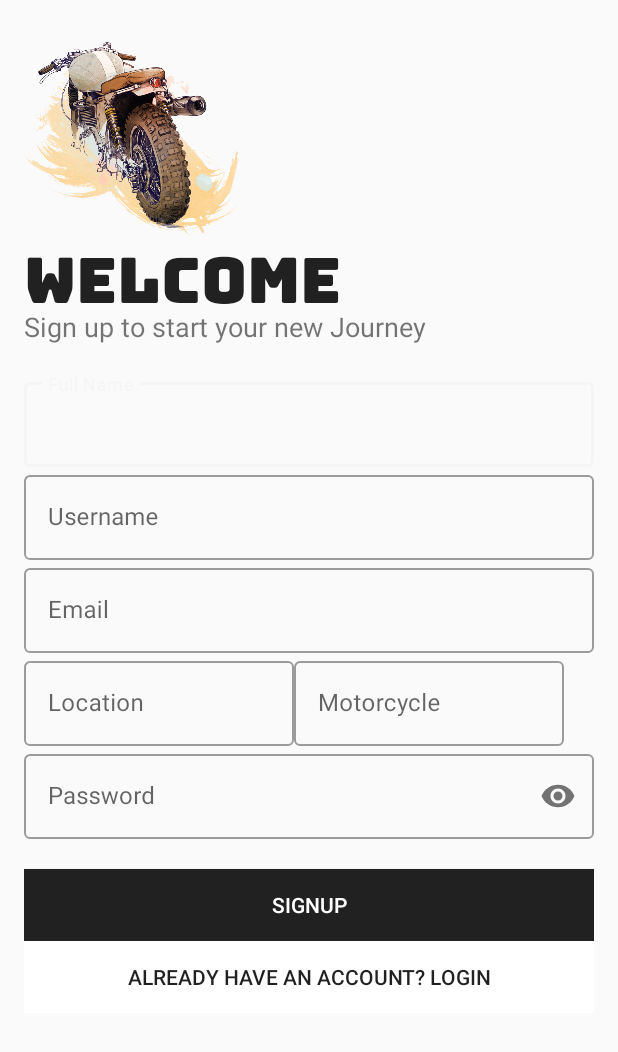
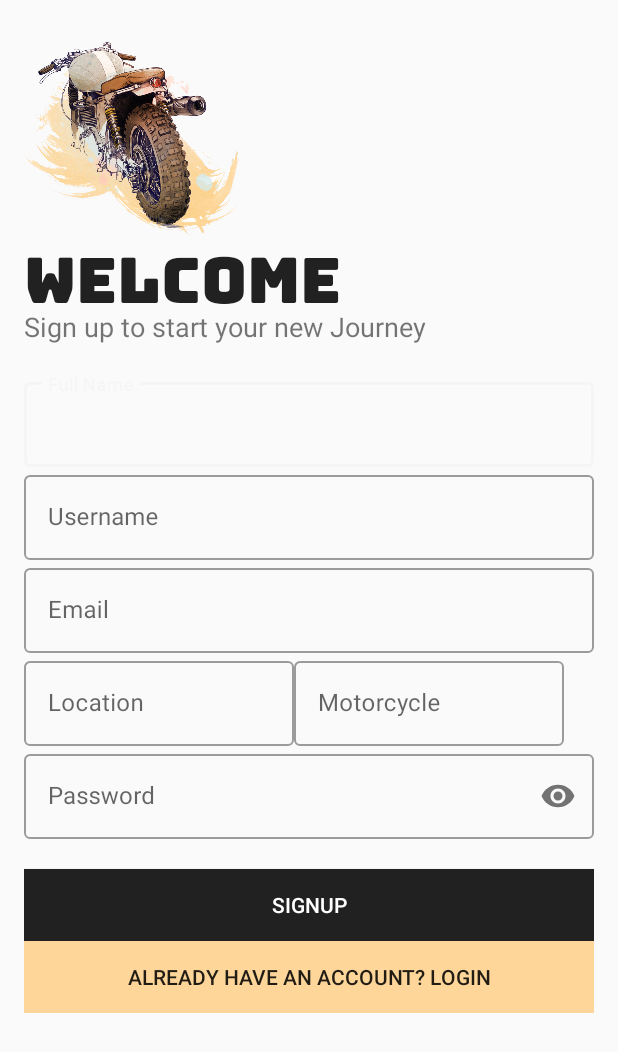
Before and after one commit to NNCoelho/MotorSport, an Android app: the screen it shows after launch (SignupActivity), after a tap on "NEW USER? SIGN UP!", on a phone screen of 412 x 824 dp. Shown: the top 1052 px of the screen. Run offline under Robolectric (Android 15) with nearby library versions, the phone set to English and light mode, and no system bars; our stand-ins replace Firebase (no records; nobody signed in at launch, a user with empty details on screens opened directly).

Commit message:
Reformat and rearrange code

```diff
--- a/app/src/main/java/com/coelho/motorsport/LoginActivity.java
+++ b/app/src/main/java/com/coelho/motorsport/LoginActivity.java
@@ -32,8 +32,8 @@ public class LoginActivity extends AppCompatActivity {
         imageMoto = findViewById(R.id.imageMoto);
         welcomeText = findViewById(R.id.welcomeBack);
         loginMessage = findViewById(R.id.loginContinue);
-        username = findViewById(R.id.username);
-        password = findViewById(R.id.password);
+        username = findViewById(R.id.usernameLogin);
+        password = findViewById(R.id.passwordLogin);
 
         btnNewUser.setOnClickListener(new View.OnClickListener() {
             @Override
--- a/app/src/main/java/com/coelho/motorsport/MainActivity.java
+++ b/app/src/main/java/com/coelho/motorsport/MainActivity.java
@@ -33,7 +33,7 @@ public class MainActivity extends AppCompatActivity {
         botttomAnim = AnimationUtils.loadAnimation(this, R.anim.bottom_animation);
 
         // HOOKS
-        motoCaferacer = findViewById(R.id.caferacer);
+        motoCaferacer = findViewById(R.id.imageMoto);
         logo = findViewById(R.id.motorsportTitle);
         slogan = findViewById(R.id.motorsportSlogan);
 
--- a/app/src/main/java/com/coelho/motorsport/SignupActivity.java
+++ b/app/src/main/java/com/coelho/motorsport/SignupActivity.java
@@ -119,11 +119,11 @@ public class SignupActivity extends AppCompatActivity {
         regName = findViewById(R.id.signupFullname);
         regUsername = findViewById(R.id.signupUsername);
         regEmail = findViewById(R.id.signupEmail);
-        regLocation = findViewById(R.id.location);
-        regMoto = findViewById(R.id.motorcycle);
+        regLocation = findViewById(R.id.signupLocation);
+        regMoto = findViewById(R.id.signupMotorcycle);
         regPassword = findViewById(R.id.signupPassword);
         regBtn = findViewById(R.id.btnSignup);
-        regToLoginBtn = findViewById(R.id.btnLoginSignup);
+        regToLoginBtn = findViewById(R.id.btnToLoginFromSignup);
 
         // Save data in Firebase on button click
         regBtn.setOnClickListener(new View.OnClickListener() {
--- a/app/src/main/res/layout/activity_login.xml
+++ b/app/src/main/res/layout/activity_login.xml
@@ -51,7 +51,7 @@
         android:orientation="vertical">
 
         <com.google.android.material.textfield.TextInputLayout
-            android:id="@+id/username"
+            android:id="@+id/usernameLogin"
             style="@style/Widget.MaterialComponents.TextInputLayout.OutlinedBox"
             android:layout_width="match_parent"
             android:layout_height="wrap_content"
@@ -65,7 +65,7 @@
         </com.google.android.material.textfield.TextInputLayout>
 
         <com.google.android.material.textfield.TextInputLayout
-            android:id="@+id/password"
+            android:id="@+id/passwordLogin"
             style="@style/Widget.MaterialComponents.TextInputLayout.OutlinedBox"
             android:layout_width="match_parent"
             android:layout_height="wrap_content"
@@ -108,7 +108,7 @@
             android:layout_width="match_parent"
             android:layout_height="wrap_content"
             android:layout_gravity="center"
-            android:background="#FFFFFF"
+            android:background="#FED699"
             android:elevation="0dp"
             android:text="@string/new_user_sign_up"
             android:transitionName="login_signup_new_user"
--- a/app/src/main/res/layout/activity_signup.xml
+++ b/app/src/main/res/layout/activity_signup.xml
@@ -104,7 +104,7 @@
                 android:orientation="horizontal">
 
                 <com.google.android.material.textfield.TextInputLayout
-                    android:id="@+id/location"
+                    android:id="@+id/signupLocation"
                     style="@style/Widget.MaterialComponents.TextInputLayout.OutlinedBox"
                     android:layout_width="wrap_content"
                     android:layout_height="wrap_content"
@@ -117,7 +117,7 @@
                 </com.google.android.material.textfield.TextInputLayout>
 
                 <com.google.android.material.textfield.TextInputLayout
-                    android:id="@+id/motorcycle"
+                    android:id="@+id/signupMotorcycle"
                     style="@style/Widget.MaterialComponents.TextInputLayout.OutlinedBox"
                     android:layout_width="wrap_content"
                     android:layout_height="wrap_content"
@@ -162,10 +162,10 @@
             tools:targetApi="lollipop" />
 
         <Button
-            android:id="@+id/btnLoginSignup"
+            android:id="@+id/btnToLoginFromSignup"
             android:layout_width="match_parent"
             android:layout_height="wrap_content"
-            android:background="#FFFFFF"
+            android:background="#FED699"
             android:gravity="center"
             android:text="@string/already_have_an_account_login"
             android:transitionName="login_signup_new_user"
--- a/app/src/main/res/layout/activity_userprofile.xml
+++ b/app/src/main/res/layout/activity_userprofile.xml
@@ -15,8 +15,7 @@
             android:layout_width="match_parent"
             android:layout_height="300dp"
             android:background="#fece2f"
-            android:padding="16dp"
-            tools:ignore="UselessParent">
+            android:padding="16dp">
 
             <ImageView
                 android:id="@+id/profile_image"
```
Also changed, not shown: app/src/main/res/layout/activity_main.xml (+4 -4 lines).
